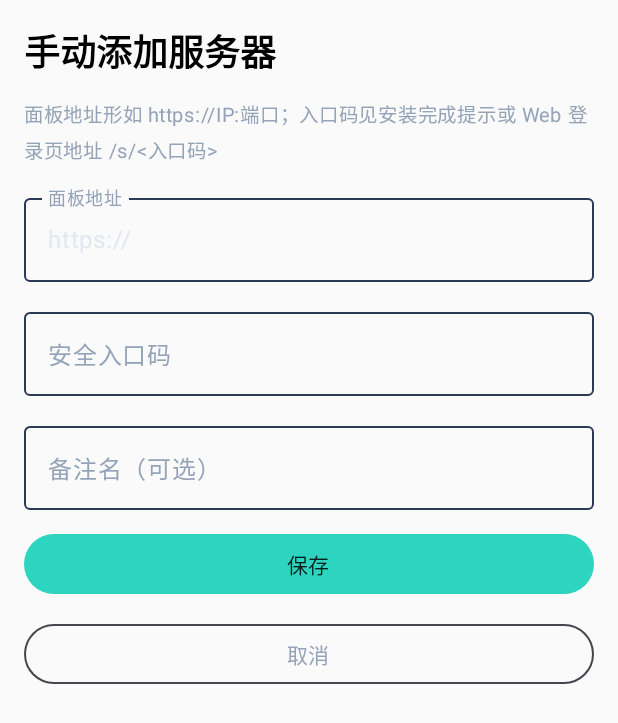
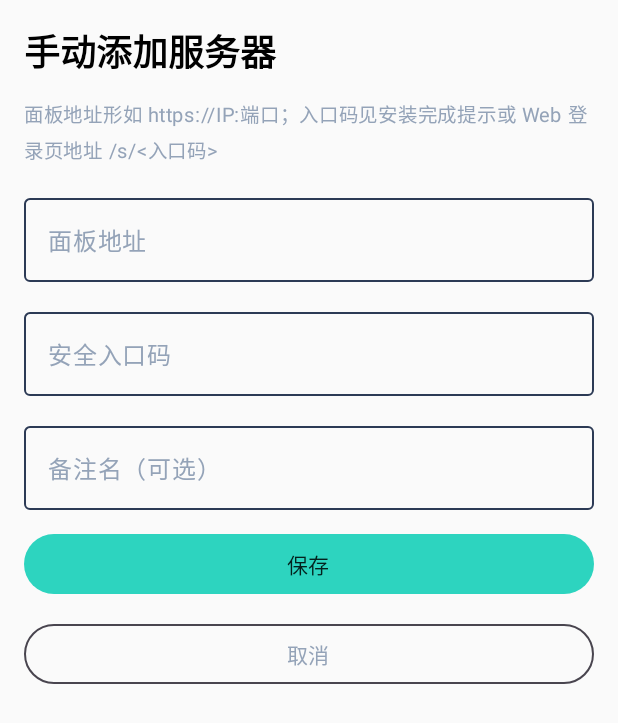
Before and after one commit to guhan1232/panel, an Android app built with Jetpack Compose: the screen it shows after launch (MainActivity), after a tap on "手动添加", on a phone screen of 412 x 824 dp. Shown: the top 723 px of the screen. Run offline under Robolectric (Android 15) with nearby library versions, the phone set to English and light mode, and no system bars; libraries missing offline, so code that uses them is left out: androidx.camera.core, androidx.camera.lifecycle, androidx.camera.view; 1 statement that could not run was skipped.

Commit message:
fix: APP 真机测试抓出 2 处交互缺陷——①AddServerScreen 面板地址预填 https:// 导致用户输入后前缀重复（https://https://...），改空初始值+placeholder 提示；②点击未登录服务器卡片直接进入主界面（仪表盘报错），改为判断 token 无则跳登录页（预填地址与入口码）

```diff
--- a/app-android/app/src/main/java/cn/hanyuxin/panel/ui/AuthScreens.kt
+++ b/app-android/app/src/main/java/cn/hanyuxin/panel/ui/AuthScreens.kt
@@ -161,7 +161,7 @@ fun ServersScreen(onEnter: (ServerInfo) -> Unit, onAdd: () -> Unit, onScan: () -
 
 @Composable
 fun AddServerScreen(onDone: () -> Unit) {
-    var host by remember { mutableStateOf("https://") }
+    var host by remember { mutableStateOf("") }
     var entrance by remember { mutableStateOf("") }
     var name by remember { mutableStateOf("") }
     var err by remember { mutableStateOf<String?>(null) }
@@ -169,7 +169,7 @@ fun AddServerScreen(onDone: () -> Unit) {
     Column(Modifier.fillMaxSize().padding(16.dp), verticalArrangement = Arrangement.spacedBy(12.dp)) {
         Text("手动添加服务器", style = MaterialTheme.typography.headlineSmall, fontWeight = FontWeight.Bold)
         Text("面板地址形如 https://IP:端口；入口码见安装完成提示或 Web 登录页地址 /s/<入口码>", fontSize = 13.sp, color = MaterialTheme.colorScheme.onSurfaceVariant)
-        OutlinedTextField(host, { host = it }, label = { Text("面板地址") }, modifier = Modifier.fillMaxWidth(), singleLine = true)
+        OutlinedTextField(host, { host = it }, label = { Text("面板地址") }, placeholder = { Text("https://IP:端口，如 https://1.2.3.4:27958") }, modifier = Modifier.fillMaxWidth(), singleLine = true)
         OutlinedTextField(entrance, { entrance = it }, label = { Text("安全入口码") }, modifier = Modifier.fillMaxWidth(), singleLine = true)
         OutlinedTextField(name, { name = it }, label = { Text("备注名（可选）") }, modifier = Modifier.fillMaxWidth(), singleLine = true)
         ErrorBanner(err)
--- a/app-android/app/src/main/java/cn/hanyuxin/panel/ui/Nav.kt
+++ b/app-android/app/src/main/java/cn/hanyuxin/panel/ui/Nav.kt
@@ -106,7 +106,11 @@ fun RootApp() {
         null -> when {
             current != null -> MainScaffold()
             else -> ServersScreen(
-                onEnter = { Session.enter(it) },
+                onEnter = { s ->
+                    // 未登录的服务器先进登录页（预填地址与入口码），登录成功后再进入主界面
+                    if (ServerStore.token(s.host) != null) Session.enter(s)
+                    else Router.push(Router.Route.Login(s, "", onLoggedIn = { Session.enter(it) }, onClose = { Router.pop() }))
+                },
                 onAdd = { Router.push(Router.Route.AddServer {}) },
                 onScan = { Router.push(Router.Route.Scanner(onQr = { handleScan(it) }, onClose = { Router.pop() })) },
             )
```
